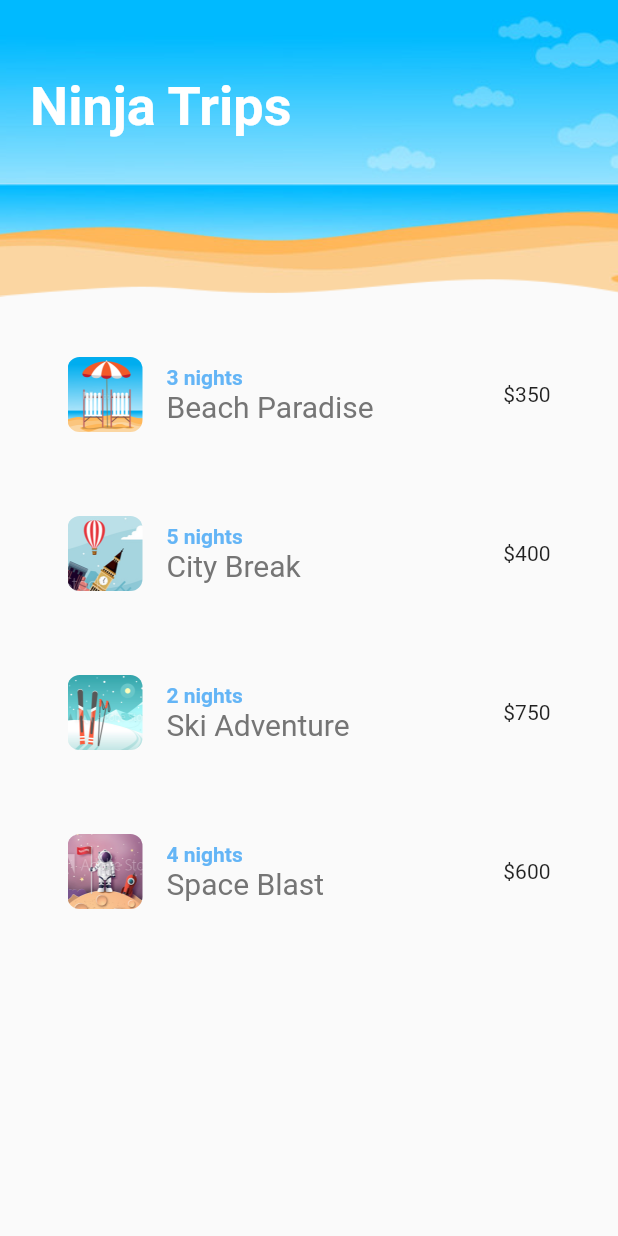
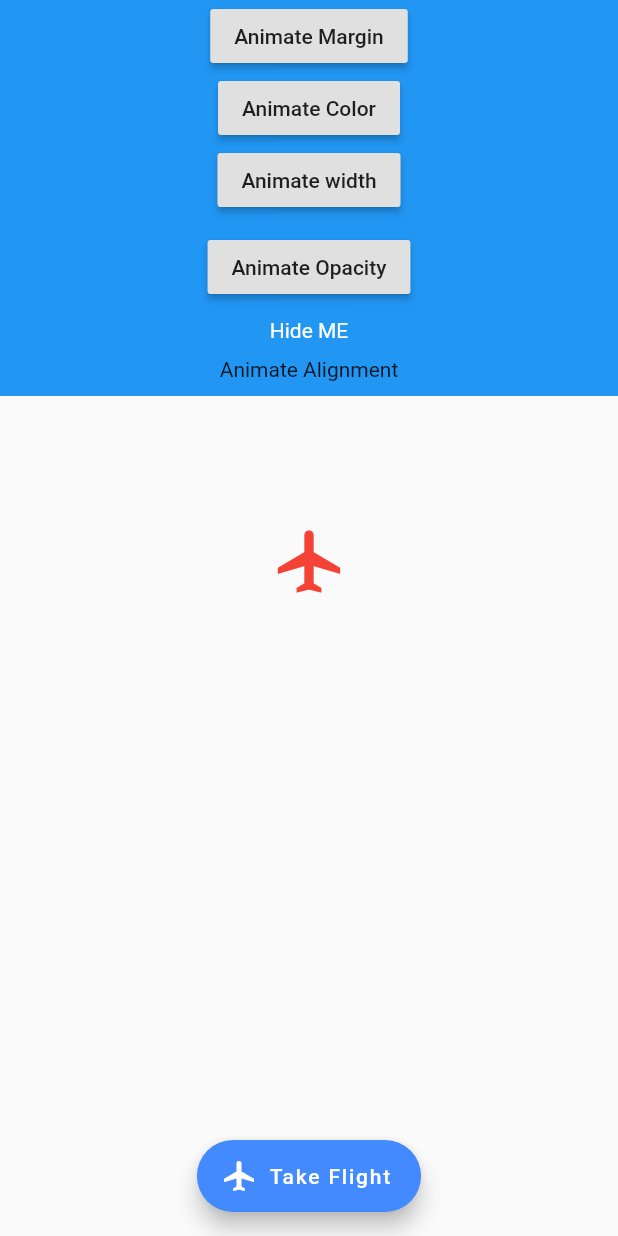
Before and after one commit to ishworpanta10/flutter_basic_animation, a Flutter app: the screen it shows after launch, on a phone screen of 412 x 824 dp. Run offline on Flutter 3.47's test engine with Material 2 defaults, Android fonts, the phone set to English and light mode, and no system bars; missing offline and left inert: lipsum.

Commit message:
animated Container

```diff
--- a/lib/main.dart
+++ b/lib/main.dart
@@ -1,4 +1,5 @@
 import 'package:flutter/material.dart';
+import 'package:flutter_animation_basic/sandBox.dart';
 import 'package:flutter_animation_basic/screens/home.dart';
 
 void main() {
@@ -11,7 +12,7 @@ class MyApp extends StatelessWidget {
   Widget build(BuildContext context) {
     return MaterialApp(
       title: 'Ninja Trips',
-      home: Home(),
+      home: SandBox(),
     );
   }
 }
--- /dev/null
+++ b/lib/sandBox.dart
@@ -0,0 +1,114 @@
+import 'dart:math';
+
+import 'package:flutter/material.dart';
+
+class SandBox extends StatefulWidget {
+  @override
+  _SandBState createState() => _SandBState();
+}
+
+class _SandBState extends State<SandBox> {
+  double _opacity = 1;
+  double _margin = 0;
+  double _width = 200;
+  Color _color = Colors.blue;
+  var _alignment = Alignment.bottomCenter;
+
+  @override
+  Widget build(BuildContext context) {
+    return Scaffold(
+      body: ListView(
+        children: [
+          AnimatedContainer(
+            duration: Duration(milliseconds: 600),
+            width: _width,
+            color: _color,
+            margin: EdgeInsets.all(_margin),
+            child: Column(
+              crossAxisAlignment: CrossAxisAlignment.center,
+              mainAxisAlignment: MainAxisAlignment.center,
+              children: [
+                RaisedButton(
+                  onPressed: () {
+                    setState(() {
+                      _margin = 40;
+                    });
+                  },
+                  child: Text("Animate Margin"),
+                ),
+                RaisedButton(
+                  onPressed: () {
+                    setState(() {
+                      _color = Colors.grey;
+                    });
+                  },
+                  child: Text("Animate Color"),
+                ),
+                RaisedButton(
+                  onPressed: () {
+                    setState(() {
+                      _width = 400;
+                    });
+                  },
+                  child: Text("Animate width"),
+                ),
+                SizedBox(
+                  height: 10.0,
+                ),
+                RaisedButton(
+                  onPressed: () {
+                    setState(() {
+                      _opacity = 0;
+                    });
+                  },
+                  child: Text("Animate Opacity"),
+                ),
+                SizedBox(
+                  height: 10.0,
+                ),
+                AnimatedOpacity(
+                  opacity: _opacity,
+                  duration: Duration(seconds: 2),
+                  child: Text(
+                    'Hide ME',
+                    style: TextStyle(color: Colors.white),
+                  ),
+                ),
+                SizedBox(
+                  height: 10.0,
+                ),
+                Text("Animate Alignment"),
+                SizedBox(
+                  height: 10.0,
+                ),
+              ],
+            ),
+          ),
+          AnimatedContainer(
+            padding: EdgeInsets.all(10.0),
+            duration: Duration(seconds: 2),
+            alignment: _alignment,
+            child: Container(
+              height: 200.0,
+              child: Icon(
+                Icons.airplanemode_active,
+                size: 50.0,
+                color: Colors.red,
+              ),
+            ),
+          ),
+        ],
+      ),
+      floatingActionButtonLocation: FloatingActionButtonLocation.centerFloat,
+      floatingActionButton: FloatingActionButton.extended(
+          backgroundColor: Colors.blueAccent,
+          onPressed: () {
+            setState(() {
+              _alignment = Alignment.bottomLeft;
+            });
+          },
+          icon: Icon(Icons.airplanemode_active),
+          label: Text("Take Flight")),
+    );
+  }
+}
```
